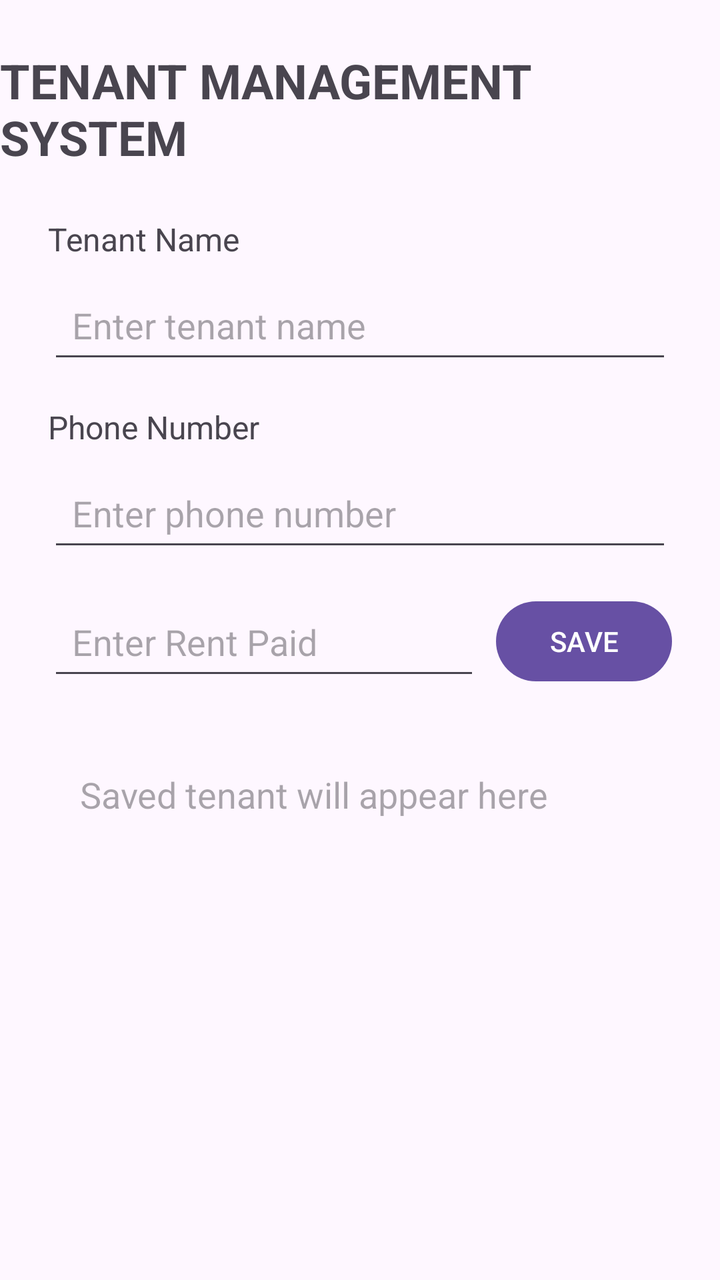
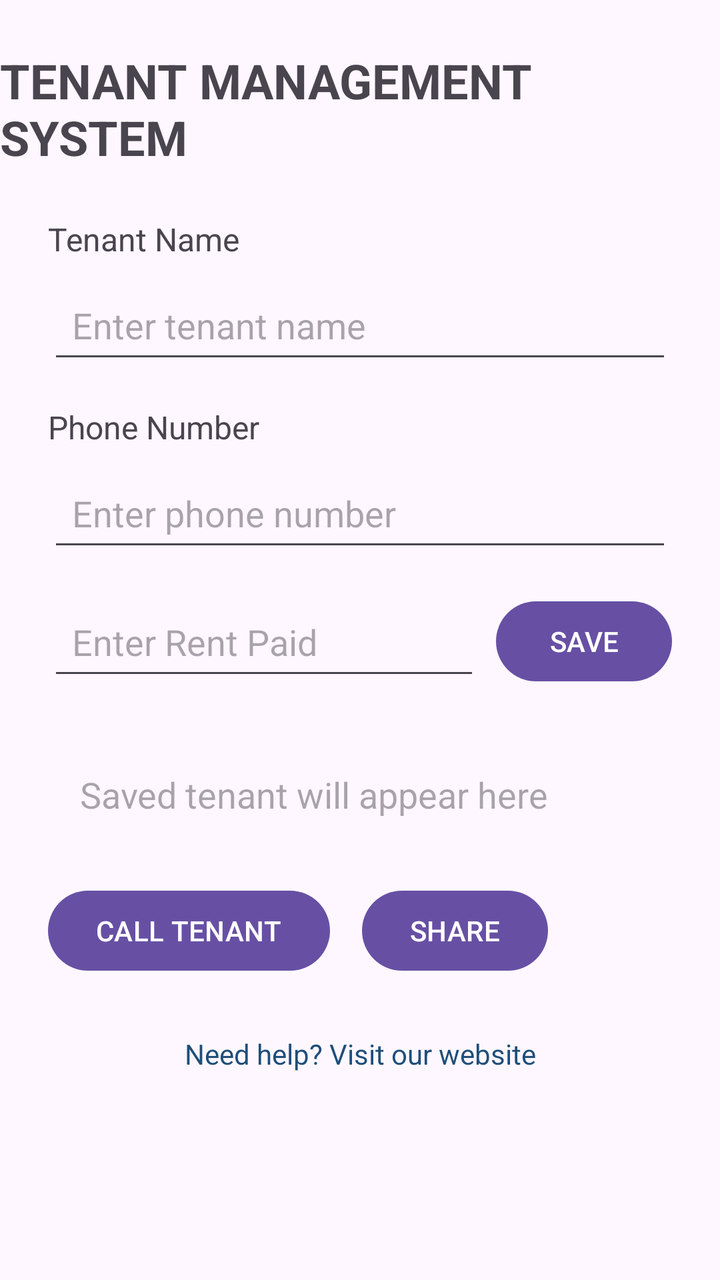

The first picture is an Android layout as it rendered before a commit; the second is the same layout after the commit. The layout source and the unified diff follow.
<!-- AndroidManifest.xml: application theme Theme.TenantManagementSystem -->
<!-- res/layout/activity_main.xml -->
<?xml version="1.0" encoding="utf-8"?>
<layout
    xmlns:android="http://schemas.android.com/apk/res/android"
    xmlns:app="http://schemas.android.com/apk/res-auto">
    <data>
        <variable
            name="tenant"
            type="com.example.tenantmanagementsystem.Tenant" />
    </data>
    <androidx.constraintlayout.widget.ConstraintLayout
        android:layout_width="match_parent"
        android:layout_height="match_parent">

        <TextView
            android:id="@+id/titleTextView"
            android:layout_width="wrap_content"
            android:layout_height="wrap_content"
            android:text="TENANT MANAGEMENT SYSTEM"
            android:textSize="24sp"
            android:textStyle="bold"
            android:layout_marginTop="24dp"
            app:layout_constraintTop_toTopOf="parent"
            app:layout_constraintStart_toStartOf="parent"
            app:layout_constraintEnd_toEndOf="parent" />

        <TextView
            android:id="@+id/tenantNameLabel"
            android:layout_width="wrap_content"
            android:layout_height="wrap_content"
            android:text="Tenant Name"
            android:textSize="16sp"
            android:layout_marginTop="24dp"
            android:layout_marginStart="24dp"
            app:layout_constraintTop_toBottomOf="@id/titleTextView"
            app:layout_constraintStart_toStartOf="parent" />

        <EditText
            android:id="@+id/tenantNameEditText"
            android:layout_width="0dp"
            android:layout_height="wrap_content"
            android:hint="Enter tenant name"
            android:minHeight="48dp"
            android:padding="12dp"
            android:layout_marginTop="8dp"
            android:layout_marginStart="24dp"
            android:layout_marginEnd="24dp"
            app:layout_constraintTop_toBottomOf="@id/tenantNameLabel"
            app:layout_constraintStart_toStartOf="parent"
            app:layout_constraintEnd_toEndOf="parent" />

        <TextView
            android:id="@+id/phoneLabel"
            android:layout_width="wrap_content"
            android:layout_height="wrap_content"
            android:text="Phone Number"
            android:textSize="16sp"
            android:layout_marginTop="16dp"
            android:layout_marginStart="24dp"
            app:layout_constraintTop_toBottomOf="@id/tenantNameEditText"
            app:layout_constraintStart_toStartOf="parent" />

        <EditText
            android:id="@+id/phoneEditText"
            android:layout_width="0dp"
            android:layout_height="wrap_content"
            android:hint="Enter phone number"
            android:inputType="phone"
            android:minHeight="48dp"
            android:padding="12dp"
            android:layout_marginTop="8dp"
            android:layout_marginStart="24dp"
            android:layout_marginEnd="24dp"
            app:layout_constraintTop_toBottomOf="@id/phoneLabel"
            app:layout_constraintStart_toStartOf="parent"
            app:layout_constraintEnd_toEndOf="parent" />

        <EditText
            android:id="@+id/rentEditText"
            android:layout_width="0dp"
            android:layout_height="wrap_content"
            android:hint="Enter Rent Paid"
            android:inputType="numberDecimal"
            android:minHeight="48dp"
            android:padding="12dp"
            android:layout_marginStart="24dp"
            android:layout_marginTop="16dp"
            android:layout_marginEnd="8dp"
            app:layout_constraintTop_toBottomOf="@id/phoneEditText"
            app:layout_constraintStart_toStartOf="parent"
            app:layout_constraintEnd_toStartOf="@id/saveButton" />

        <Button
            android:id="@+id/saveButton"
            android:layout_width="wrap_content"
            android:layout_height="wrap_content"
            android:text="SAVE"
            android:layout_marginEnd="24dp"
            app:layout_constraintTop_toTopOf="@id/rentEditText"
            app:layout_constraintEnd_toEndOf="parent" />

        <TextView
            android:id="@+id/tenantResultTextView"
            android:layout_width="0dp"
            android:layout_height="wrap_content"
            android:text="@{tenant.summary()}"
            android:hint="Saved tenant will appear here"
            android:textSize="18sp"
            android:padding="16dp"
            android:layout_margin="24dp"
            app:layout_constraintTop_toBottomOf="@id/rentEditText"
            app:layout_constraintStart_toStartOf="parent"
            app:layout_constraintEnd_toEndOf="parent" />

    </androidx.constraintlayout.widget.ConstraintLayout>
</layout>
<!-- resources referenced by this layout -->
<resources>
  <style name="Theme.TenantManagementSystem" parent="Base.Theme.TenantManagementSystem" />
  <style name="Base.Theme.TenantManagementSystem" parent="Theme.Material3.DayNight.NoActionBar">
          
          
      </style>
</resources>

<!-- the commit's change to res/layout/activity_main.xml (unified diff, before → after) -->
@@ -111,5 +111,36 @@
             app:layout_constraintStart_toStartOf="parent"
             app:layout_constraintEnd_toEndOf="parent" />
 
+        <Button
+            android:id="@+id/callButton"
+            android:layout_width="wrap_content"
+            android:layout_height="wrap_content"
+            android:text="CALL TENANT"
+            android:layout_marginStart="24dp"
+            android:layout_marginTop="16dp"
+            app:layout_constraintTop_toBottomOf="@id/tenantResultTextView"
+            app:layout_constraintStart_toStartOf="parent" />
+
+        <Button
+            android:id="@+id/shareButton"
+            android:layout_width="wrap_content"
+            android:layout_height="wrap_content"
+            android:text="SHARE"
+            android:layout_marginStart="16dp"
+            app:layout_constraintTop_toTopOf="@id/callButton"
+            app:layout_constraintStart_toEndOf="@id/callButton" />
+
+        <TextView
+            android:id="@+id/helpTextView"
+            android:layout_width="wrap_content"
+            android:layout_height="wrap_content"
+            android:text="Need help? Visit our website"
+            android:textColor="#1F4E79"
+            android:padding="12dp"
+            android:layout_marginTop="16dp"
+            app:layout_constraintTop_toBottomOf="@id/callButton"
+            app:layout_constraintStart_toStartOf="parent"
+            app:layout_constraintEnd_toEndOf="parent" />
+
     </androidx.constraintlayout.widget.ConstraintLayout>
 </layout>
